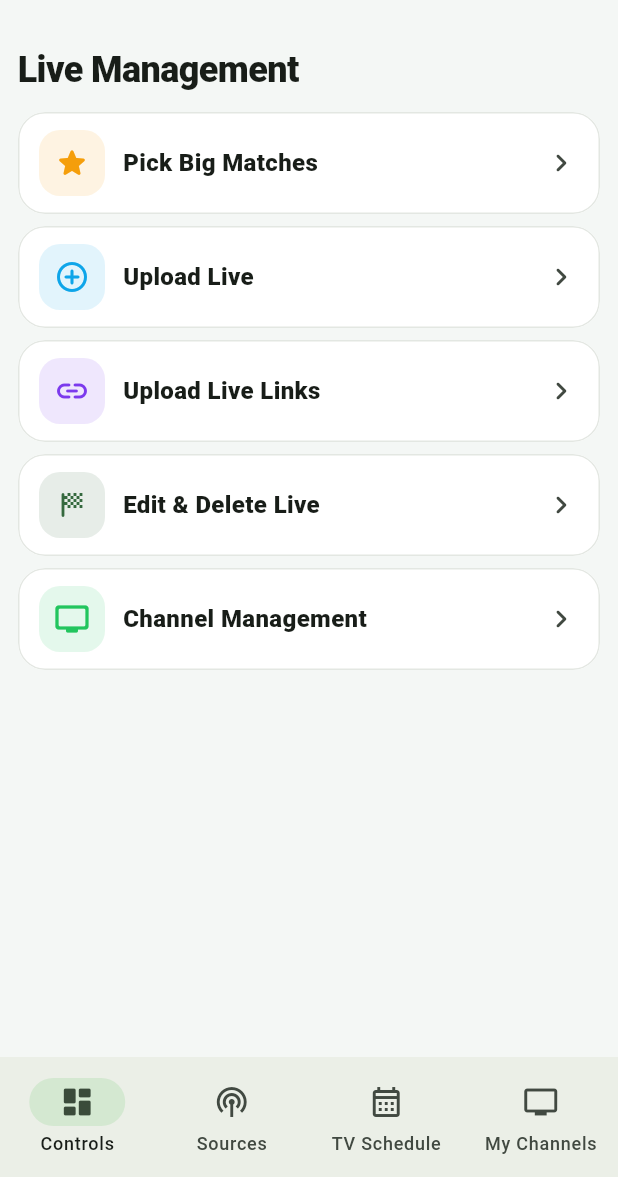
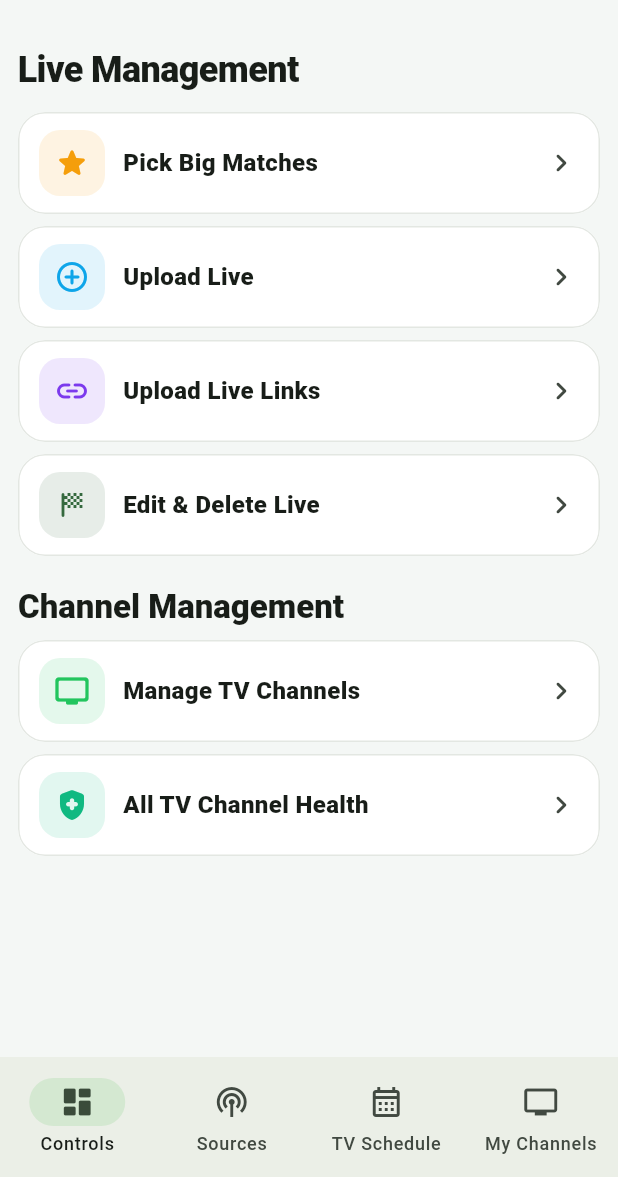
Before and after one commit to nyeinchanaung75299-eng/football-stream-app, a Flutter app: the DashboardPage screen opened directly, on a phone screen of 412 x 824 dp, the part 59-1236 px from its top. Run offline on Flutter 3.47's test engine with Material 3 defaults, Android fonts, the phone set to English and light mode, and no system bars; our stand-ins replace open_filex, package_info_plus, shared_preferences, supabase_flutter, video_player, web; missing offline and left inert: dart:js_interop, flutter_inappwebview, media_kit, media_kit_video, posthog_flutter; accounts and stored records are empty; network calls fail.

Commit message:
Separate Channel Management and add all-TV health diagnostics

```diff
--- a/admin_app/lib/screens/dashboard_page.dart
+++ b/admin_app/lib/screens/dashboard_page.dart
@@ -4,6 +4,7 @@ import 'package:supabase_flutter/supabase_flutter.dart';
 import '../analytics_service.dart';
 import '../widgets/theme_mode_button.dart';
 import 'channels_page.dart';
+import 'channel_health_page.dart';
 import 'edit_live_page.dart';
 import 'fixture_import_page.dart';
 import 'live_links_page.dart';
@@ -144,11 +145,26 @@ class _DashboardPageState extends State<DashboardPage> {
         onTap: () => open(context, const EditLivePage(), 'matches-scores'),
       ),
       const SizedBox(height: 8),
+      const SizedBox(height: 12),
+      Text(
+        'Channel Management',
+        style: Theme.of(context).textTheme.titleLarge?.copyWith(
+          fontWeight: FontWeight.w900,
+        ),
+      ),
+      const SizedBox(height: 8),
       _ActionCard(
         icon: Icons.tv_rounded,
-        title: 'Channel Management',
+        title: 'Manage TV Channels',
         iconColor: const Color(0xFF22C55E),
         onTap: () => open(context, const ChannelsPage(), 'channel-management'),
+      ),
+      const SizedBox(height: 8),
+      _ActionCard(
+        icon: Icons.health_and_safety_rounded,
+        title: 'All TV Channel Health',
+        iconColor: const Color(0xFF10B981),
+        onTap: () => open(context, const ChannelHealthPage(), 'channel-health'),
       ),
     ],
   );
```
